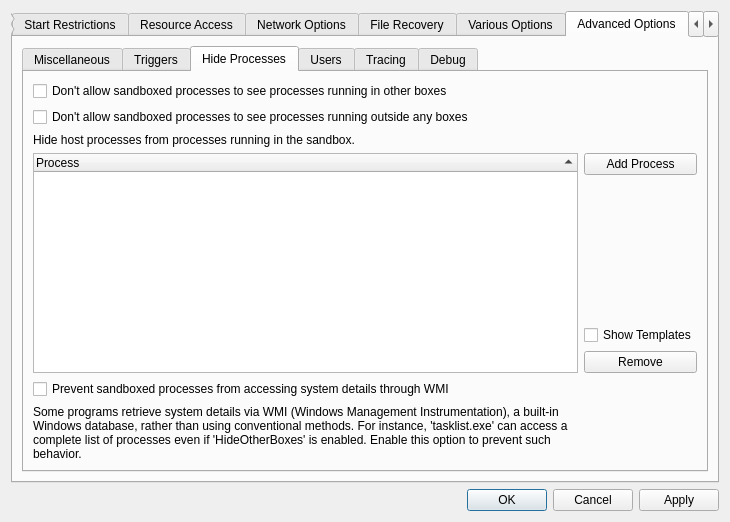
The window that SandboxiePlus/SandMan/Forms/OptionsWindow.ui (sandboxie-plus/Sandboxie) describes before a commit, drawn with Qt 5.
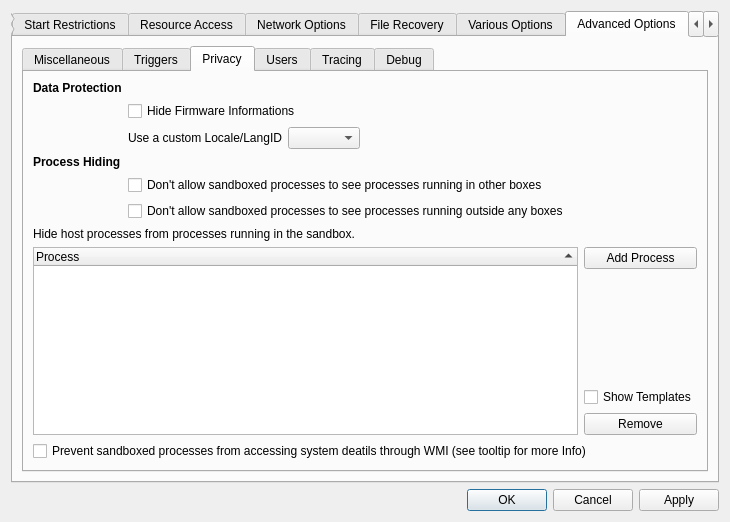
The same window after the commit. The open tabs and pages were chosen to show the change.

What changed in the file:
```diff
--- a/SandboxiePlus/SandMan/Forms/OptionsWindow.ui
+++ b/SandboxiePlus/SandMan/Forms/OptionsWindow.ui
@@ -4679,104 +4679,155 @@
            <widget class="QWidget" name="tabHideProc">
             <property name="font">
              <font>
-              <weight>50</weight>
               <bold>false</bold>
               <kerning>true</kerning>
              </font>
             </property>
             <attribute name="title">
-             <string>Hide Processes</string>
+             <string>Privacy</string>
             </attribute>
             <layout class="QGridLayout" name="gridLayout_29">
-             <item row="6" column="1">
+             <item row="2" column="2">
+              <widget class="QComboBox" name="cmbLangID"/>
+             </item>
+             <item row="10" column="4">
               <widget class="QCheckBox" name="chkShowHiddenProcTmpl">
                <property name="text">
                 <string>Show Templates</string>
                </property>
               </widget>
              </item>
-             <item row="4" column="0" rowspan="4">
-              <widget class="QTreeWidget" name="treeHideProc">
-               <property name="sortingEnabled">
-                <bool>true</bool>
+             <item row="1" column="1" colspan="3">
+              <widget class="QCheckBox" name="chkHideFirmware">
+               <property name="toolTip">
+                <string/>
                </property>
-               <column>
-                <property name="text">
-                 <string>Process</string>
-                </property>
-               </column>
-               <column>
-                <property name="text">
-                 <string/>
-                </property>
-               </column>
-              </widget>
-             </item>
-             <item row="3" column="0">
-              <widget class="QLabel" name="label_24">
                <property name="text">
-                <string>Hide host processes from processes running in the sandbox.</string>
+                <string>Hide Firmware Informations</string>
                </property>
-               <property name="wordWrap">
-                <bool>true</bool>
-               </property>
               </widget>
              </item>
-             <item row="1" column="0">
-              <widget class="QCheckBox" name="chkHideNonSystemProcesses">
-               <property name="text">
-                <string>Don't allow sandboxed processes to see processes running outside any boxes</string>
-               </property>
-              </widget>
-             </item>
-             <item row="8" column="0">
-              <widget class="QCheckBox" name="chkBlockWMI">
-               <property name="text">
-                <string>Prevent sandboxed processes from accessing system details through WMI</string>
-               </property>
-              </widget>
-             </item>
-             <item row="5" column="1">
-              <spacer name="verticalSpacer_16">
-               <property name="orientation">
-                <enum>Qt::Vertical</enum>
-               </property>
-               <property name="sizeHint" stdset="0">
-                <size>
-                 <width>20</width>
-                 <height>40</height>
-                </size>
-               </property>
-              </spacer>
-             </item>
-             <item row="7" column="1">
-              <widget class="QPushButton" name="btnDelProcess">
-               <property name="text">
-                <string>Remove</string>
-               </property>
-              </widget>
-             </item>
-             <item row="4" column="1">
+             <item row="8" column="4">
               <widget class="QPushButton" name="btnAddProcess">
                <property name="text">
                 <string>Add Process</string>
                </property>
               </widget>
              </item>
-             <item row="0" column="0">
+             <item row="3" column="0">
+              <widget class="QLabel" name="lblProcessHiding">
+               <property name="font">
+                <font>
+                 <bold>true</bold>
+                 <kerning>true</kerning>
+                </font>
+               </property>
+               <property name="text">
+                <string>Process Hiding</string>
+               </property>
+              </widget>
+             </item>
+             <item row="2" column="1">
+              <widget class="QLabel" name="label_72">
+               <property name="text">
+                <string>Use a custom Locale/LangID</string>
+               </property>
+              </widget>
+             </item>
+             <item row="9" column="4">
+              <spacer name="verticalSpacer_16">
+               <property name="orientation">
+                <enum>Qt::Vertical</enum>
+               </property>
+               <property name="sizeHint" stdset="0">
+                <size>
+                 <width>20</width>
+                 <height>40</height>
+                </size>
+               </property>
+              </spacer>
+             </item>
+             <item row="5" column="1" colspan="3">
+              <widget class="QCheckBox" name="chkHideHostProcesses">
+               <property name="text">
+                <string>Don't allow sandboxed processes to see processes running outside any boxes</string>
+               </property>
+              </widget>
+             </item>
+             <item row="2" column="3">
+              <spacer name="horizontalSpacer_24">
+               <property name="orientation">
+                <enum>Qt::Horizontal</enum>
+               </property>
+               <property name="sizeHint" stdset="0">
+                <size>
+                 <width>40</width>
+                 <height>20</height>
+                </size>
+               </property>
+              </spacer>
+             </item>
+             <item row="11" column="4">
+              <widget class="QPushButton" name="btnDelProcess">
+               <property name="text">
+                <string>Remove</string>
+               </property>
+              </widget>
+             </item>
+             <item row="7" column="0" colspan="4">
+              <widget class="QLabel" name="label_24">
+               <property name="text">
+                <string>Hide host processes from processes running in the sandbox.</string>
+               </property>
+               <property name="wordWrap">
+                <bool>true</bool>
+               </property>
+              </widget>
+             </item>
+             <item row="4" column="1" colspan="3">
               <widget class="QCheckBox" name="chkHideOtherBoxes">
                <property name="text">
                 <string>Don't allow sandboxed processes to see processes running in other boxes</string>
                </property>
               </widget>
              </item>
-             <item row="9" column="0">
-              <widget class="QLabel" name="label_59">
+             <item row="0" column="0">
+              <widget class="QLabel" name="lblPrivacyProtection">
+               <property name="font">
+                <font>
+                 <bold>true</bold>
+                 <kerning>true</kerning>
+                </font>
+               </property>
                <property name="text">
-                <string>Some programs retrieve system details via WMI (Windows Management Instrumentation), a built-in Windows database, rather than using conventional methods. For instance, 'tasklist.exe' can access a complete list of processes even if 'HideOtherBoxes' is enabled. Enable this option to prevent such behavior.</string>
+                <string>Data Protection</string>
                </property>
-               <property name="wordWrap">
+              </widget>
+             </item>
+             <item row="8" column="0" rowspan="4" colspan="4">
+              <widget class="QTreeWidget" name="treeHideProc">
+               <property name="sortingEnabled">
                 <bool>true</bool>
+               </property>
+               <column>
+                <property name="text">
+                 <string>Process</string>
+                </property>
+               </column>
+               <column>
+                <property name="text">
+                 <string/>
+                </property>
+               </column>
+              </widget>
+             </item>
+             <item row="12" column="0" colspan="5">
+              <widget class="QCheckBox" name="chkBlockWMI">
+               <property name="toolTip">
+                <string>Some programs read system deatils through WMI(A Windows built-in database) instead of normal ways. For example,&quot;tasklist.exe&quot; could get full processes list even if &quot;HideOtherBoxes&quot; is opened through accessing WMI. Enable this option to stop these heavior.</string>
+               </property>
+               <property name="text">
+                <string>Prevent sandboxed processes from accessing system deatils through WMI (see tooltip for more Info)</string>
                </property>
               </widget>
              </item>
```
Left out of the diff: 176 changed lines with no effect on the pictures.
